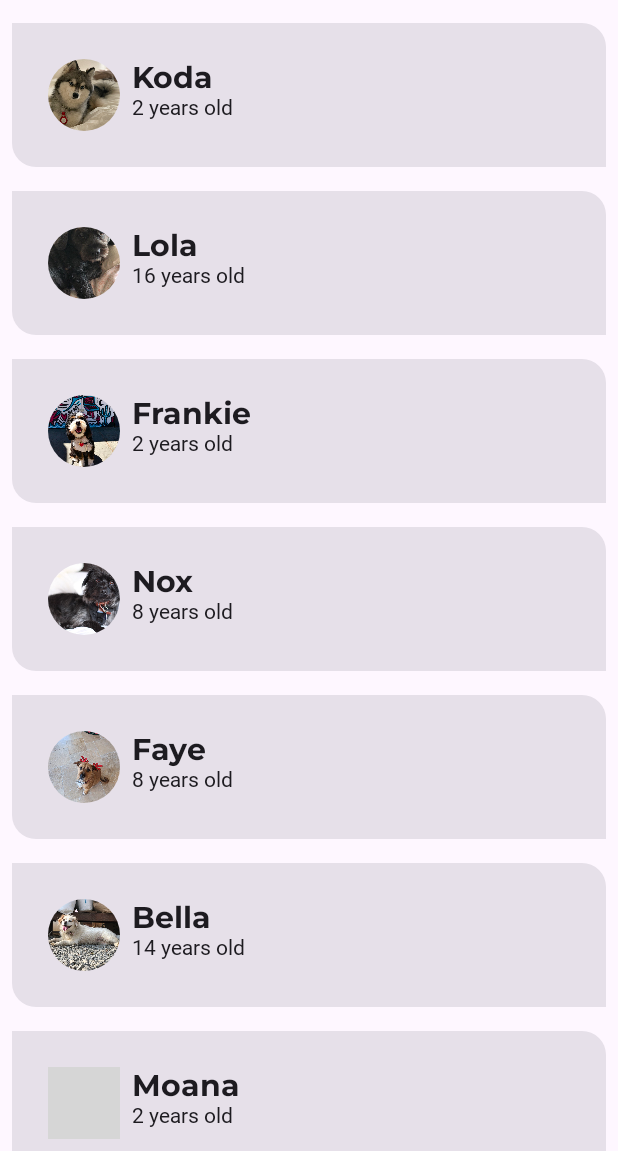
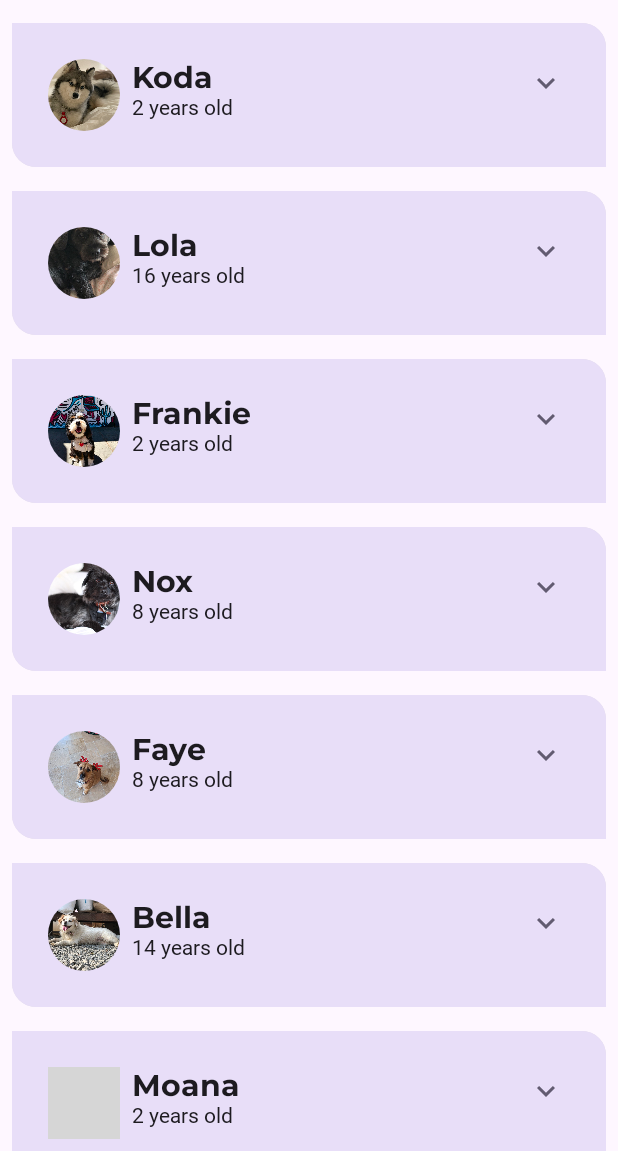
Before and after one commit to dizzcode/woof-android-test-app, an Android app built with Jetpack Compose: the screen it shows after launch (MainActivity), on a phone screen of 412 x 824 dp, the part 85-1236 px from its top. Run offline under Robolectric (Android 15) with nearby library versions, the light colour scheme and no system bars; Roboto replaces fonts that are not available here; grey boxes are pictures that could not be loaded.

Commit message:
Add expand icon and animations

```diff
--- a/app/build.gradle.kts
+++ b/app/build.gradle.kts
@@ -59,6 +59,7 @@ dependencies {
     implementation(libs.androidx.ui.graphics)
     implementation(libs.androidx.ui.tooling.preview)
     implementation(libs.androidx.material3)
+    implementation("androidx.compose.material:material-icons-extended")
     testImplementation(libs.junit)
     androidTestImplementation(libs.androidx.junit)
     androidTestImplementation(libs.androidx.espresso.core)
--- a/app/src/main/java/dizzcode/com/woof/MainActivity.kt
+++ b/app/src/main/java/dizzcode/com/woof/MainActivity.kt
@@ -6,9 +6,15 @@ import androidx.activity.compose.setContent
 import androidx.activity.enableEdgeToEdge
 import androidx.annotation.DrawableRes
 import androidx.annotation.StringRes
+import androidx.compose.animation.animateColorAsState
+import androidx.compose.animation.animateContentSize
+import androidx.compose.animation.core.Spring
+import androidx.compose.animation.core.spring
 import androidx.compose.foundation.Image
+import androidx.compose.foundation.background
 import androidx.compose.foundation.layout.Column
 import androidx.compose.foundation.layout.Row
+import androidx.compose.foundation.layout.Spacer
 import androidx.compose.foundation.layout.fillMaxSize
 import androidx.compose.foundation.layout.fillMaxWidth
 import androidx.compose.foundation.layout.padding
@@ -16,14 +22,23 @@ import androidx.compose.foundation.layout.size
 import androidx.compose.foundation.layout.statusBarsPadding
 import androidx.compose.foundation.lazy.LazyColumn
 import androidx.compose.foundation.lazy.items
+import androidx.compose.material.icons.Icons
+import androidx.compose.material.icons.filled.ExpandLess
+import androidx.compose.material.icons.filled.ExpandMore
 import androidx.compose.material3.Card
 import androidx.compose.material3.CenterAlignedTopAppBar
 import androidx.compose.material3.ExperimentalMaterial3Api
+import androidx.compose.material3.Icon
+import androidx.compose.material3.IconButton
 import androidx.compose.material3.MaterialTheme
 import androidx.compose.material3.Scaffold
 import androidx.compose.material3.Surface
 import androidx.compose.material3.Text
 import androidx.compose.runtime.Composable
+import androidx.compose.runtime.getValue
+import androidx.compose.runtime.mutableStateOf
+import androidx.compose.runtime.remember
+import androidx.compose.runtime.setValue
 import androidx.compose.ui.Alignment
 import androidx.compose.ui.Modifier
 import androidx.compose.ui.draw.clip
@@ -115,7 +130,27 @@ fun DogItem(
     dog: Dog,
     modifier: Modifier = Modifier
 ) {
+
+    var expanded by remember {
+        mutableStateOf(false)
+    }
+    val color by animateColorAsState(
+        targetValue = if(expanded) MaterialTheme.colorScheme.tertiaryContainer
+        else MaterialTheme.colorScheme.secondaryContainer
+    )
+
     Card(modifier = modifier) {
+        Column (
+            modifier = Modifier
+                .animateContentSize(
+                    animationSpec = spring(
+                        dampingRatio = Spring.DampingRatioNoBouncy,
+                        stiffness = Spring.StiffnessMedium
+                    )
+                )
+                .background(color = color)
+        ){
+
             Row(
                 modifier = modifier
                     .fillMaxWidth()
@@ -123,7 +158,30 @@ fun DogItem(
             ) {
                 DogIcon(dog.imageResourceId)
                 DogInformation(dog.name, dog.age)
+                Spacer(modifier = Modifier.weight(1f))
+                DogItemButton(
+                    expanded = expanded,
+                    onClick = { expanded = !expanded }
+                )
             }
+
+            if(expanded){
+                DogHobby(
+                    dogHobby = dog.hobbies,
+                    modifier = Modifier.padding(
+                        start = dimensionResource(id = R.dimen.padding_medium),
+                        top = dimensionResource(id = R.dimen.padding_small),
+                        end = dimensionResource(id = R.dimen.padding_medium),
+                        bottom = dimensionResource(id = R.dimen.padding_medium)
+
+                    )
+                )
+            }
+        }
+
+
+
+
     }
 }
 
@@ -180,6 +238,44 @@ fun DogInformation(
     }
 }
 
+@Composable
+private fun DogItemButton(
+    expanded: Boolean,
+    onClick: () -> Unit,
+    modifier: Modifier = Modifier
+) {
+    IconButton(
+        onClick = onClick,
+        modifier = modifier
+    ) {
+        Icon(
+            imageVector = if(expanded) Icons.Filled.ExpandLess else Icons.Filled.ExpandMore,
+            contentDescription = stringResource(id = R.string.expand_button_content_description),
+            tint = MaterialTheme.colorScheme.secondary
+        )
+    }
+}
+
+
+@Composable
+fun DogHobby(
+    @StringRes dogHobby: Int,
+    modifier: Modifier = Modifier
+){
+    Column (
+        modifier = modifier
+    ){
+        Text(
+            text = stringResource(id = R.string.about),
+            style = MaterialTheme.typography.labelSmall
+        )
+        Text(
+            text = stringResource(id = dogHobby),
+            style = MaterialTheme.typography.bodyLarge
+        )
+    }
+}
+
 
 @Preview
 @Composable
```
Lines whose indentation alone changed are shown as unchanged.
